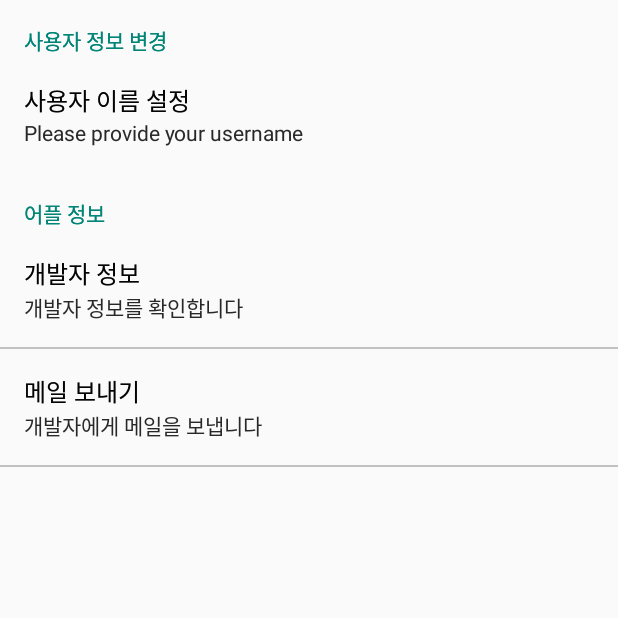
After one commit to SongSieun/Combeenation, an Android app: the SettingsActivity screen opened directly, with no data from a screen before it, on a phone screen of 412 x 824 dp, the top half of it. The commit adds this screen. Run offline under Robolectric (Android 15) with nearby library versions, the phone set to English and light mode, and no system bars.

Commit message:
source code update

```diff
--- a/Combination/app/src/main/java/com/sesong/combeenation/Activity/MypageActivity.java
+++ b/Combination/app/src/main/java/com/sesong/combeenation/Activity/MypageActivity.java
@@ -66,7 +66,7 @@ public class MypageActivity extends AppCompatActivity {
         settingView.setOnClickListener(new View.OnClickListener() {
             @Override
             public void onClick(View v) {
-                Intent settingIntent = new Intent(MypageActivity.this, SettingActivity.class);
+                Intent settingIntent = new Intent(MypageActivity.this, SettingsActivity.class);
                 startActivity(settingIntent);
             }
         });
--- /dev/null
+++ b/Combination/app/src/main/java/com/sesong/combeenation/Activity/SettingsActivity.java
@@ -0,0 +1,20 @@
+package com.sesong.combeenation.Activity;
+
+import android.support.v7.app.AppCompatActivity;
+import android.os.Bundle;
+
+import com.sesong.combeenation.Fragment.SettingsFragment;
+import com.sesong.combeenation.R;
+
+public class SettingsActivity extends AppCompatActivity {
+
+    @Override
+    protected void onCreate(Bundle savedInstanceState) {
+        super.onCreate(savedInstanceState);
+        setContentView(R.layout.activity_settings);
+
+        getFragmentManager().beginTransaction()
+                .replace(android.R.id.content, new SettingsFragment())
+                .commit();
+    }
+}
--- a/Combination/app/src/main/java/com/sesong/combeenation/Fragment/FoodFragment.java
+++ b/Combination/app/src/main/java/com/sesong/combeenation/Fragment/FoodFragment.java
@@ -48,9 +48,9 @@ public class FoodFragment extends Fragment {
         dataList.add(new CardItem("편의점 마크정식", "스파게티 라면 + 편의점 떡볶이 + 마늘후랑크 + 소시지 + 치즈"));
         dataList.add(new CardItem("간단야식 밴쯔정식", "조각피자 + 훈제 닭다리 + 스트링치즈 + 편의점 떡볶이"));*/
 
-        String token = ((TokenData) getActivity().getApplication()).getToken();
+        /*String token = ((TokenData) getActivity().getApplication()).getToken();
         Log.d("Food Fragment token ", token);
-        addMenu(token);
+        addMenu(token);*/
 
         /*MyRecyclerAdapter adapter = new MyRecyclerAdapter(dataList);
         recyclerView.setAdapter(adapter);*/
--- /dev/null
+++ b/Combination/app/src/main/java/com/sesong/combeenation/Fragment/SettingsFragment.java
@@ -0,0 +1,41 @@
+package com.sesong.combeenation.Fragment;
+
+
+import android.content.SharedPreferences;
+import android.os.Bundle;
+import android.preference.EditTextPreference;
+import android.preference.Preference;
+import android.preference.PreferenceFragment;
+import android.preference.PreferenceManager;
+import android.support.v4.app.Fragment;
+import android.view.LayoutInflater;
+import android.view.View;
+import android.view.ViewGroup;
+import android.widget.TextView;
+
+import com.sesong.combeenation.R;
+
+public class SettingsFragment extends PreferenceFragment {
+    private SharedPreferences sharedPreferences;
+
+    @Override
+    public void onCreate(Bundle savedInstanceState) {
+        super.onCreate(savedInstanceState);
+
+        // Load the preferences from an XML resource
+        addPreferencesFromResource(R.xml.preferences);
+
+        sharedPreferences = PreferenceManager.getDefaultSharedPreferences(getActivity());
+
+        final Preference pUserNameChange = findPreference("userName");
+
+        pUserNameChange.setOnPreferenceChangeListener(new Preference.OnPreferenceChangeListener() {
+            @Override
+            public boolean onPreferenceChange(Preference preference, Object newValue) {
+                String stringValue = newValue.toString();
+                pUserNameChange.setSummary(stringValue);
+                return true;
+            }
+        });
+    }
+}
--- a/Combination/app/src/main/res/layout/activity_setting.xml
+++ b/Combination/app/src/main/res/layout/activity_developer.xml
@@ -1,11 +1,9 @@
 <?xml version="1.0" encoding="utf-8"?>
-<android.support.constraint.ConstraintLayout
-    xmlns:android="http://schemas.android.com/apk/res/android"
+<android.support.constraint.ConstraintLayout xmlns:android="http://schemas.android.com/apk/res/android"
     xmlns:app="http://schemas.android.com/apk/res-auto"
     xmlns:tools="http://schemas.android.com/tools"
-    android:id="@+id/container"
     android:layout_width="match_parent"
     android:layout_height="match_parent"
-    tools:context=".Activity.SettingActivity">
+    tools:context=".Activity.DeveloperActivity">
 
 </android.support.constraint.ConstraintLayout>
--- /dev/null
+++ b/Combination/app/src/main/res/layout/activity_settings.xml
@@ -0,0 +1,17 @@
+<?xml version="1.0" encoding="utf-8"?>
+<LinearLayout xmlns:android="http://schemas.android.com/apk/res/android"
+    xmlns:app="http://schemas.android.com/apk/res-auto"
+    xmlns:tools="http://schemas.android.com/tools"
+    android:layout_width="match_parent"
+    android:layout_height="match_parent"
+    android:orientation="vertical"
+    tools:context=".Activity.SettingsActivity">
+
+    <fragment
+        android:id="@+id/settingF"
+        android:name="com.sesong.combeenation.Fragment.SettingsFragment"
+        android:layout_width="match_parent"
+        android:layout_height="0dp"
+        android:layout_weight="1"/>
+
+</LinearLayout>
--- a/Combination/app/src/main/res/values/strings.xml
+++ b/Combination/app/src/main/res/values/strings.xml
@@ -3,4 +3,7 @@
     <string name="add_menu">Add Material</string>
     <string name="my_page">My page</string>
     <string name="settings">Settings</string>
+
+    <!-- TODO: Remove or change this placeholder text -->
+    <string name="hello_blank_fragment">Hello blank fragment</string>
 </resources>
--- /dev/null
+++ b/Combination/app/src/main/res/xml/preferences.xml
@@ -0,0 +1,30 @@
+<?xml version="1.0" encoding="utf-8"?>
+<PreferenceScreen xmlns:android="http://schemas.android.com/apk/res/android">
+    <PreferenceCategory android:title="사용자 정보 변경">
+        <EditTextPreference
+            android:summary="Please provide your username"
+            android:key="userName"
+            android:maxLines="1"
+            android:selectAllOnFocus="true"
+            android:singleLine="true"
+            android:title="사용자 이름 설정" />
+    </PreferenceCategory>
+
+    <PreferenceCategory android:title="어플 정보">
+        <Preference
+            android:summary="개발자 정보를 확인합니다"
+            android:title="개발자 정보">
+            <intent
+                android:targetClass="com.sesong.combeenation.DeveloperActivity"
+                android:targetPackage="com.sesong.combeenation" />
+        </Preference>
+
+        <Preference
+            android:summary="개발자에게 메일을 보냅니다"
+            android:title="메일 보내기">
+            <intent
+                android:action="android.intent.action.SENDTO"
+                android:data="00sieun0608@gmail.com" />
+        </Preference>
+    </PreferenceCategory>
+</PreferenceScreen>
```
Also changed, not shown: Combination/app/src/main/AndroidManifest.xml (+3 -11 lines), Combination/app/src/main/java/com/sesong/combeenation/Activity/DeveloperActivity.java (renamed from Combination/app/src/main/java/com/sesong/combeenation/Activity/SettingActivity.java, +4 -3 lines), Combination/app/src/main/res/xml/file_paths.xml (deleted, +0 -8 lines).
